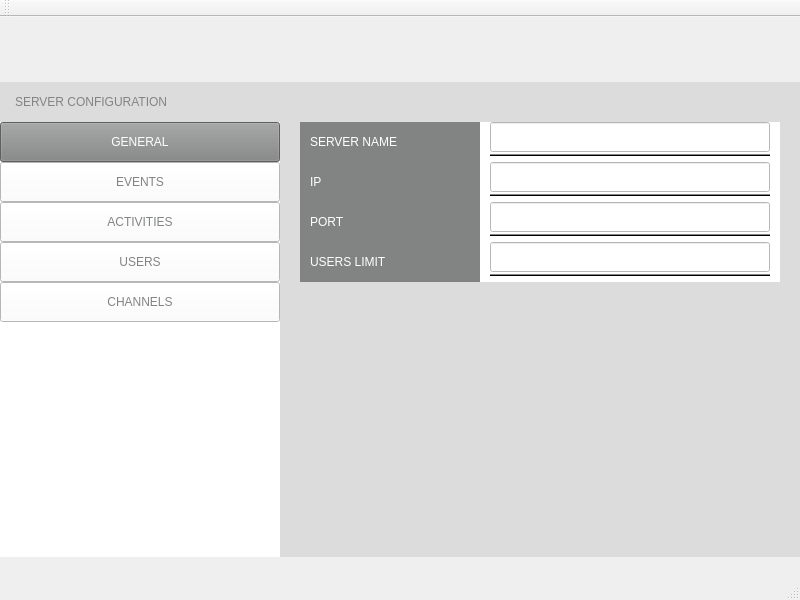
Above: DedicatedServer/VirtualShutterDedicatedServer/mainwindow.ui from bojakowsky/VirtualShutterProject-VoiceCommunicator before the change. Below: the same form after it.
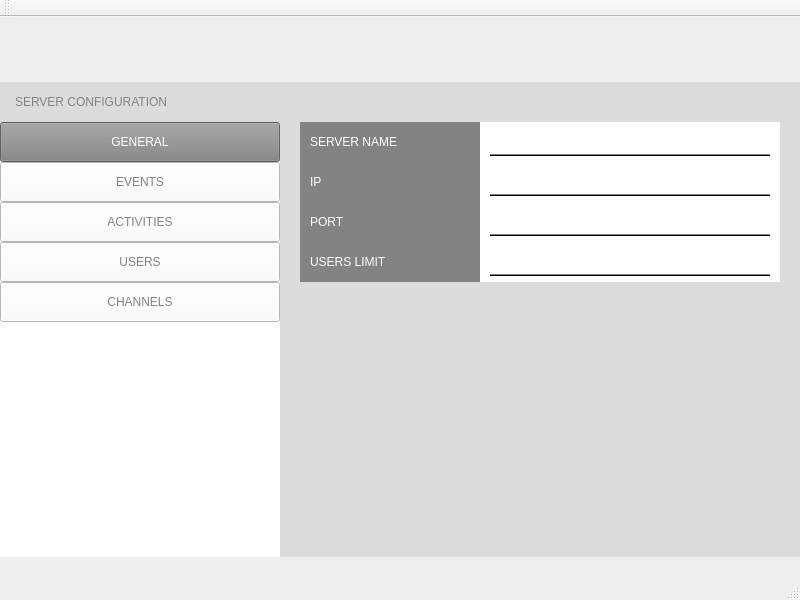
That is the form after the change. Icons and pictures are not drawn.

Patch:
```diff
--- a/DedicatedServer/VirtualShutterDedicatedServer/mainwindow.ui
+++ b/DedicatedServer/VirtualShutterDedicatedServer/mainwindow.ui
@@ -120,6 +120,9 @@
         <height>30</height>
        </rect>
       </property>
+      <property name="frame">
+       <bool>false</bool>
+      </property>
       <property name="alignment">
        <set>Qt::AlignRight|Qt::AlignTrailing|Qt::AlignVCenter</set>
       </property>
@@ -195,6 +198,9 @@
         <height>30</height>
        </rect>
       </property>
+      <property name="frame">
+       <bool>false</bool>
+      </property>
       <property name="alignment">
        <set>Qt::AlignRight|Qt::AlignTrailing|Qt::AlignVCenter</set>
       </property>
@@ -270,6 +276,9 @@
         <height>30</height>
        </rect>
       </property>
+      <property name="frame">
+       <bool>false</bool>
+      </property>
       <property name="alignment">
        <set>Qt::AlignRight|Qt::AlignTrailing|Qt::AlignVCenter</set>
       </property>
@@ -345,6 +354,9 @@
         <height>30</height>
        </rect>
       </property>
+      <property name="frame">
+       <bool>false</bool>
+      </property>
       <property name="alignment">
        <set>Qt::AlignRight|Qt::AlignTrailing|Qt::AlignVCenter</set>
       </property>
```
